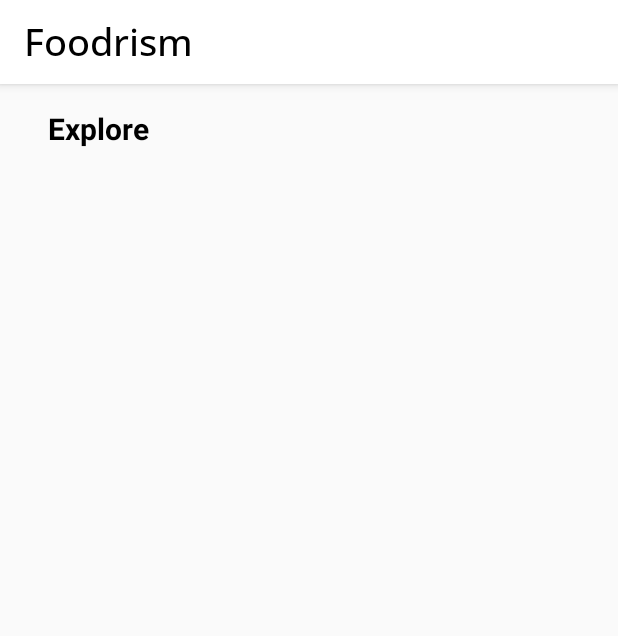
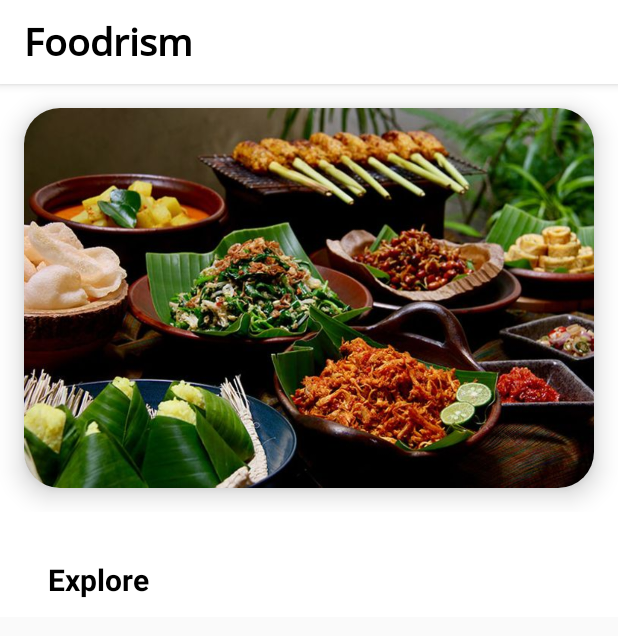
Before and after one commit to torotoro21/FOODRISM, an Android app: the screen it shows after launch once a user with an empty profile is signed in (MainActivity), on a phone screen of 412 x 824 dp. Shown: the top 636 px of the screen. Run offline under Robolectric (Android 15) with nearby library versions, the phone set to English and light mode, and no system bars; our stand-ins replace Firebase (no records; nobody signed in at launch, a user with empty details on screens opened directly).

Commit message:
Main Activity -> add coordinator layout

```diff
--- a/app/src/main/res/layout/activity_main.xml
+++ b/app/src/main/res/layout/activity_main.xml
@@ -7,32 +7,47 @@
     android:fitsSystemWindows="true"
     tools:context=".view.main.MainActivity">
 
+    <com.google.android.material.appbar.AppBarLayout
+        android:id="@+id/appbar"
+        android:layout_width="match_parent"
+        android:layout_height="wrap_content"
+        android:fitsSystemWindows="true"
+        android:theme="@style/ThemeOverlay.AppCompat.Dark.ActionBar">
+
+        <com.google.android.material.appbar.CollapsingToolbarLayout
+            android:id="@+id/collapsing_toolbar"
+            android:layout_width="match_parent"
+            android:layout_height="wrap_content"
+            android:layout_marginBottom="20dp"
+            android:fitsSystemWindows="true"
+            app:contentScrim="?android:attr/colorControlHighlight"
+            app:layout_scrollFlags="scroll|exitUntilCollapsed">
+
             <androidx.cardview.widget.CardView
                 android:id="@+id/cardView"
                 android:layout_width="match_parent"
-        android:layout_height="0dp"
+                android:layout_height="wrap_content"
                 android:layout_margin="16dp"
                 app:cardCornerRadius="24dp"
-        app:cardElevation="10dp"
-        app:layout_constraintEnd_toEndOf="parent"
-        app:layout_constraintStart_toStartOf="parent"
-        app:layout_constraintTop_toTopOf="parent">
+                app:cardElevation="10dp">
 
                 <ImageView
                     android:layout_width="match_parent"
                     android:layout_height="match_parent"
-            android:layout_gravity="center"
                     android:adjustViewBounds="true"
+                    android:scaleType="centerCrop"
                     android:contentDescription="@string/food_description"
                     android:src="@drawable/bg_food" />
             </androidx.cardview.widget.CardView>
 
+        </com.google.android.material.appbar.CollapsingToolbarLayout>
+
         <TextView
+            android:id="@+id/tvExploreTitle"
             android:layout_width="wrap_content"
-        android:id="@+id/tvExploreTitle"
-        android:layout_height="wrap_content"
+            android:layout_height="50dp"
             android:layout_marginStart="32dp"
-        android:layout_marginTop="16dp"
+            android:gravity="center"
             android:text="@string/explore"
             android:textColor="@color/black"
             android:textSize="20sp"
@@ -40,14 +55,15 @@
             app:layout_constraintLeft_toLeftOf="parent"
             app:layout_constraintTop_toBottomOf="@+id/cardView" />
 
+    </com.google.android.material.appbar.AppBarLayout>
+
+
     <androidx.recyclerview.widget.RecyclerView
         android:id="@+id/rv_user_list"
         android:layout_width="match_parent"
-        android:layout_height="wrap_content"
-        app:layout_constraintEnd_toEndOf="parent"
-        app:layout_constraintHorizontal_bias="0.0"
-        app:layout_constraintStart_toStartOf="parent"
-        app:layout_constraintTop_toBottomOf="@id/tvExploreTitle"
+        android:layout_height="match_parent"
+        app:layout_behavior="@string/appbar_scrolling_view_behavior"
+        app:layout_constraintTop_toBottomOf="@+id/tvExploreTitle"
         tools:listitem="@layout/layout_item" />
 
 </androidx.coordinatorlayout.widget.CoordinatorLayout>
--- a/app/src/main/res/values-night/themes.xml
+++ b/app/src/main/res/values-night/themes.xml
@@ -10,5 +10,6 @@
         <item name="android:textSize">25sp</item>
         <item name="android:fontFamily">@font/font_medium</item>
         <item name="android:textColor">@color/white</item>
+        <item name="android:textStyle">bold</item>
     </style>
 </resources>
--- a/app/src/main/res/values/themes.xml
+++ b/app/src/main/res/values/themes.xml
@@ -10,6 +10,7 @@
         <item name="android:textSize">25sp</item>
         <item name="android:fontFamily">@font/font_medium</item>
         <item name="android:textColor">@color/black</item>
+        <item name="android:textStyle">bold</item>
     </style>
 
 </resources>
```
Lines whose indentation alone changed are shown as unchanged.
